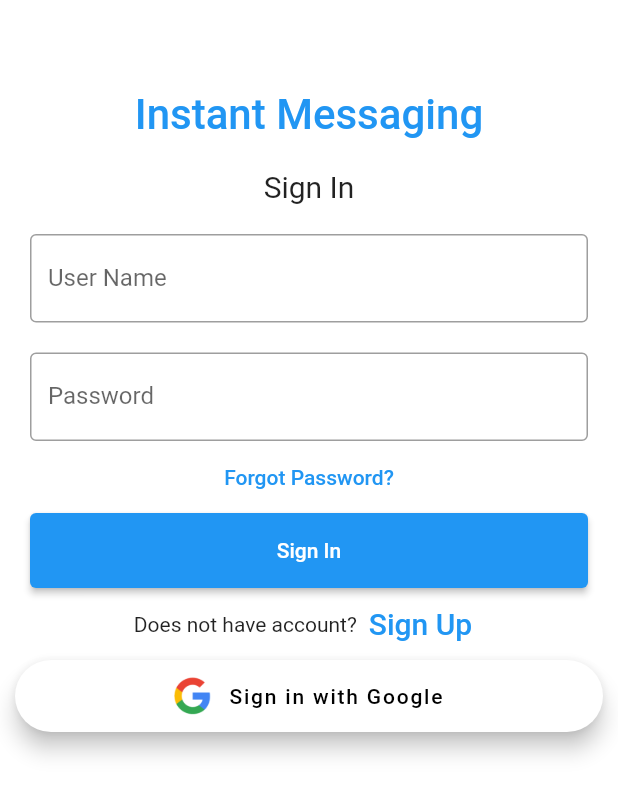
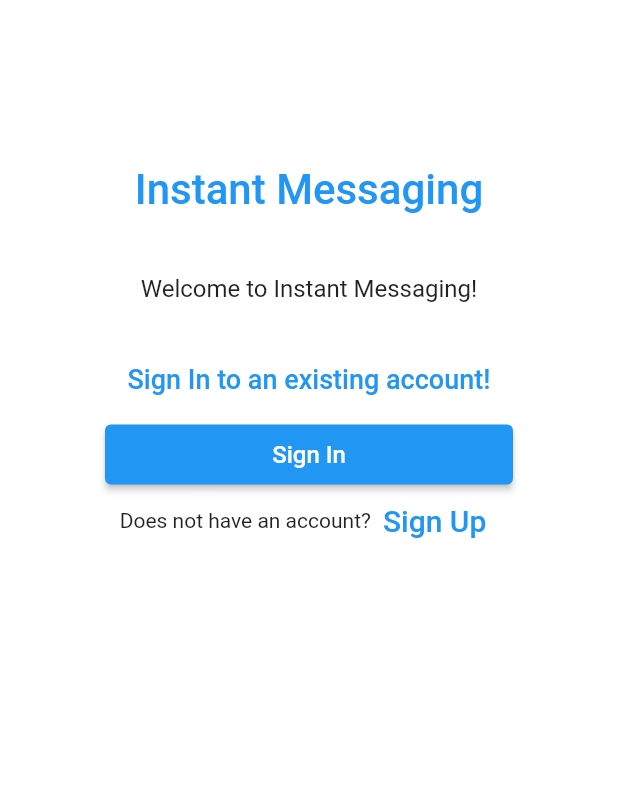
Before and after one commit to maimoonagul/Chat-Application, a Flutter app: the screen it shows after launch, on a phone screen of 412 x 824 dp. Shown: the top 795 px of the screen. Run offline on Flutter 3.47's test engine with Material 2 defaults, Android fonts, the phone set to English and light mode, and no system bars; our stand-ins replace firebase_auth, firebase_core, get, google_sign_in; accounts and stored records are empty.

```diff
--- /dev/null
+++ b/chat_application/lib/view/home.dart
@@ -0,0 +1,77 @@
+import 'package:chat_application/view/signin_view.dart';
+import 'package:chat_application/view/signup_view.dart';
+import 'package:flutter/material.dart';
+import 'package:get/get.dart';
+
+class HomeScreen extends StatelessWidget {
+  const HomeScreen({Key? key}) : super(key: key);
+
+  @override
+  Widget build(BuildContext context) {
+    return Scaffold(
+      backgroundColor: Colors.white,
+      body: Padding(
+        padding: const EdgeInsets.all(10),
+        child: ListView(
+          padding: const EdgeInsets.fromLTRB(10, 50, 10, 50),
+          children: <Widget>[
+            Container(
+                alignment: Alignment.center,
+                padding: const EdgeInsets.fromLTRB(10, 50, 10, 10),
+                child: const Text(
+                  'Instant Messaging',
+                  style: TextStyle(
+                      color: Colors.blue,
+                      fontWeight: FontWeight.w500,
+                      fontSize: 28),
+                )),
+            Container(
+                alignment: Alignment.center,
+                padding: const EdgeInsets.fromLTRB(10, 30, 10, 10),
+                child: const Text(
+                  'Welcome to Instant Messaging!',
+                  style: TextStyle(fontSize: 16),
+                )),
+            Container(
+                alignment: Alignment.center,
+                padding: const EdgeInsets.fromLTRB(10, 30, 10, 10),
+                child: const Text(
+                  'Sign In to an existing account!',
+                  style: TextStyle(
+                      color: Colors.blue,
+                      fontWeight: FontWeight.w500,
+                      fontSize: 18),
+                )),
+            Container(
+                height: 50,
+                padding: const EdgeInsets.fromLTRB(50, 10, 50, 0),
+                child: ElevatedButton(
+                  child: const Text(
+                    'Sign In',
+                    style: TextStyle(fontSize: 16),
+                  ),
+                  onPressed: () {
+                    Get.to(() => SigninScreen());
+                  },
+                )),
+            Row(
+              children: <Widget>[
+                const Text('Does not have an account?'),
+                TextButton(
+                  child: const Text(
+                    'Sign Up',
+                    style: TextStyle(fontSize: 20),
+                  ),
+                  onPressed: () {
+                    Get.to(const SignUpScreen());
+                  },
+                )
+              ],
+              mainAxisAlignment: MainAxisAlignment.center,
+            ),
+          ],
+        ),
+      ),
+    );
+  }
+}
--- a/chat_application/pubspec.yaml
+++ b/chat_application/pubspec.yaml
@@ -38,6 +38,8 @@ dependencies:
   firebase_auth: ^3.3.16
   cloud_firestore: ^3.1.13
   google_sign_in: ^5.3.0
+  font_awesome_flutter: ^10.1.0
+  firebase_core: ^1.17.0
 
 dev_dependencies:
   flutter_test:
```
Also changed, not shown: chat_application/lib/controller/signin_controller.dart (+11 -4 lines), chat_application/lib/main.dart (+12 -4 lines), chat_application/lib/view/profile_view.dart (+5 -5 lines), chat_application/lib/view/signin_view.dart (+4 -9 lines), chat_application/lib/view/signup_view.dart (+11 -5 lines), chat_application/pubspec.lock, 1 other file.
